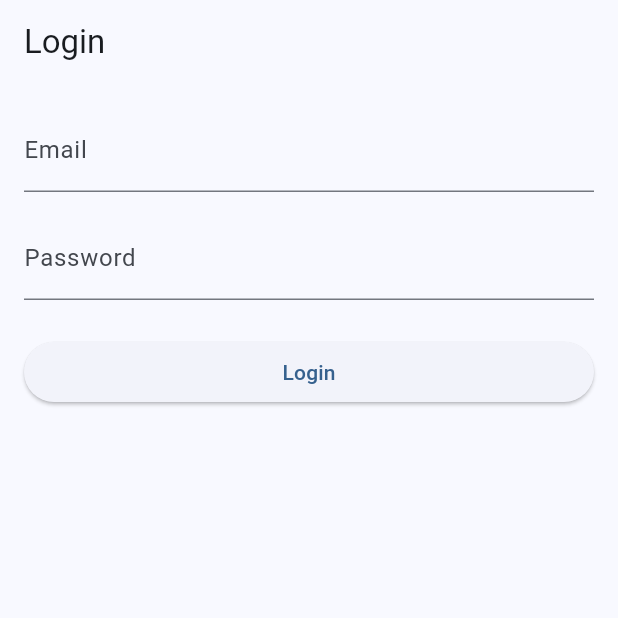
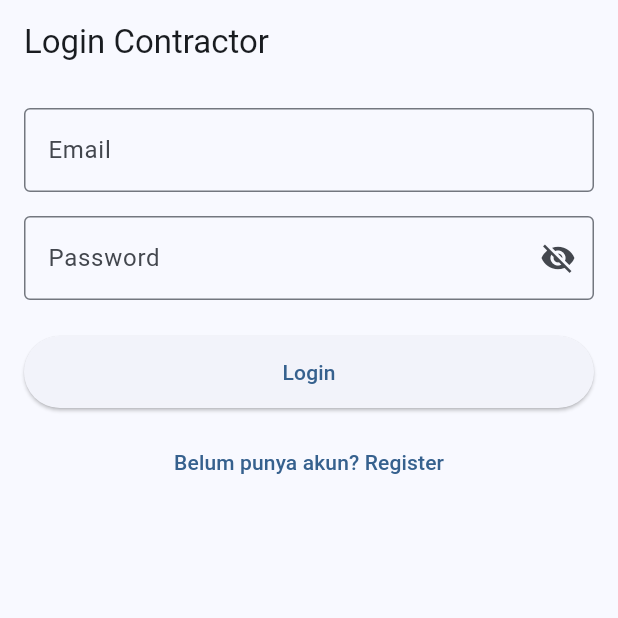
Before and after one commit to NichWes/velincia_mobile, a Flutter app: the screen it shows after launch, on a phone screen of 412 x 824 dp, the top half of it. Run offline on Flutter 3.47's test engine with Material 3 defaults, Android fonts, the phone set to English and light mode, and no system bars; our stand-ins replace dio, flutter_secure_storage; accounts and stored records are empty.

Commit message:
memperbaiki error, meningkatkan login, membuat register dan dashboard, merapihkan api dan auth

```diff
--- a/lib/core/api/api_client.dart
+++ b/lib/core/api/api_client.dart
@@ -10,7 +10,7 @@ class ApiClient {
     dio = Dio(
       BaseOptions(
         baseUrl: AppConstants.baseUrl,
-        connectTimeout: const Duration(seconds: 15),
+        connectTimeout: const Duration(seconds: 5),
         receiveTimeout: const Duration(seconds: 15),
         headers: {
           'Accept': 'application/json',
--- a/lib/core/constants/app_constants.dart
+++ b/lib/core/constants/app_constants.dart
@@ -1,3 +1,4 @@
 class AppConstants {
-  static const String baseUrl = 'http://192.168.56.1:8000/api ';
+  // static const String baseUrl = 'http://10.0.2.2:8000/api';
+  static const String baseUrl = 'http://192.168.1.6:8000/api';
 }
--- /dev/null
+++ b/lib/features/auth/screens/auth_wrapper.dart
@@ -0,0 +1,28 @@
+import 'package:flutter/material.dart';
+import 'package:provider/provider.dart';
+import '../providers/auth_provider.dart';
+import 'dashboard_screen.dart';
+import 'login_screen.dart';
+
+class AuthWrapper extends StatelessWidget {
+  const AuthWrapper({super.key});
+
+  @override
+  Widget build(BuildContext context) {
+    final authProvider = context.watch<AuthProvider>();
+
+    if (authProvider.isCheckingAuth) {
+      return const Scaffold(
+        body: Center(
+          child: CircularProgressIndicator(),
+        ),
+      );
+    }
+
+    if (authProvider.isLoggedIn) {
+      return const DashboardScreen();
+    }
+
+    return const LoginScreen();
+  }
+}
--- a/lib/features/auth/screens/login_screen.dart
+++ b/lib/features/auth/screens/login_screen.dart
@@ -1,6 +1,8 @@
+import 'package:dio/dio.dart';
 import 'package:flutter/material.dart';
 import 'package:provider/provider.dart';
 import '../providers/auth_provider.dart';
+import 'register_screen.dart';
 
 class LoginScreen extends StatefulWidget {
   const LoginScreen({super.key});
@@ -13,6 +15,9 @@ class _LoginScreenState extends State<LoginScreen> {
   final _emailController = TextEditingController();
   final _passwordController = TextEditingController();
 
+  final _formKey = GlobalKey<FormState>();
+  bool _obscurePassword = true;
+
   @override
   void dispose() {
     _emailController.dispose();
@@ -20,7 +25,32 @@ class _LoginScreenState extends State<LoginScreen> {
     super.dispose();
   }
 
+  String _extractErrorMessage(DioException e) {
+    String message = 'Login gagal';
+
+    final data = e.response?.data;
+    if (data is Map<String, dynamic>) {
+      if (data['errors'] is Map) {
+        final errors = data['errors'] as Map;
+        if (errors.isNotEmpty) {
+          final firstError = errors.values.first;
+          if (firstError is List && firstError.isNotEmpty) {
+            return firstError.first.toString();
+          }
+        }
+      }
+
+      if (data['message'] != null) {
+        return data['message'].toString();
+      }
+    }
+
+    return message;
+  }
+
   Future<void> _handleLogin() async {
+    if (!_formKey.currentState!.validate()) return;
+
     final authProvider = context.read<AuthProvider>();
 
     try {
@@ -28,11 +58,13 @@ class _LoginScreenState extends State<LoginScreen> {
         email: _emailController.text.trim(),
         password: _passwordController.text.trim(),
       );
-
+    } on DioException catch (e) {
       if (!mounted) return;
 
+      final message = _extractErrorMessage(e);
+
       ScaffoldMessenger.of(context).showSnackBar(
-        const SnackBar(content: Text('Login berhasil')),
+        SnackBar(content: Text(message)),
       );
     } catch (e) {
       if (!mounted) return;
@@ -48,32 +80,64 @@ class _LoginScreenState extends State<LoginScreen> {
     final authProvider = context.watch<AuthProvider>();
 
     return Scaffold(
-      appBar: AppBar(title: const Text('Login')),
-      body: Padding(
+      appBar: AppBar(
+        title: const Text('Login Contractor'),
+      ),
+      body: SafeArea(
+        child: SingleChildScrollView(
           padding: const EdgeInsets.all(16),
+          child: Form(
+            key: _formKey,
             child: Column(
               children: [
-            TextField(
+                TextFormField(
                   controller: _emailController,
                   keyboardType: TextInputType.emailAddress,
                   decoration: const InputDecoration(
                     labelText: 'Email',
+                    border: OutlineInputBorder(),
+                  ),
+                  validator: (value) {
+                    if (value == null || value.trim().isEmpty) {
+                      return 'Email wajib diisi';
+                    }
+                    return null;
+                  },
+                ),
+                const SizedBox(height: 16),
+                TextFormField(
+                  controller: _passwordController,
+                  obscureText: _obscurePassword,
+                  decoration: InputDecoration(
+                    labelText: 'Password',
+                    border: const OutlineInputBorder(),
+                    suffixIcon: IconButton(
+                      onPressed: () {
+                        setState(() {
+                          _obscurePassword = !_obscurePassword;
+                        });
+                      },
+                      icon: Icon(
+                        _obscurePassword
+                            ? Icons.visibility_off
+                            : Icons.visibility,
                       ),
                     ),
-            const SizedBox(height: 16),
-            TextField(
-              controller: _passwordController,
-              obscureText: true,
-              decoration: const InputDecoration(
-                labelText: 'Password',
                   ),
+                  validator: (value) {
+                    if (value == null || value.isEmpty) {
+                      return 'Password wajib diisi';
+                    }
+                    return null;
+                  },
                 ),
                 const SizedBox(height: 24),
                 SizedBox(
                   width: double.infinity,
+                  height: 48,
                   child: ElevatedButton(
-                onPressed: authProvider.isLoading ? null : _handleLogin,
-                child: authProvider.isLoading
+                    onPressed: authProvider.isSubmitting ? null : _handleLogin,
+                    child: authProvider.isSubmitting
                         ? const SizedBox(
                             width: 20,
                             height: 20,
@@ -82,7 +146,23 @@ class _LoginScreenState extends State<LoginScreen> {
                         : const Text('Login'),
                   ),
                 ),
+                const SizedBox(height: 12),
+                TextButton(
+                  onPressed: authProvider.isSubmitting
+                      ? null
+                      : () {
+                          Navigator.push(
+                            context,
+                            MaterialPageRoute(
+                              builder: (_) => const RegisterScreen(),
+                            ),
+                          );
+                        },
+                  child: const Text('Belum punya akun? Register'),
+                ),
               ],
+            ),
+          ),
         ),
       ),
     );
--- a/lib/main.dart
+++ b/lib/main.dart
@@ -1,7 +1,7 @@
 import 'package:flutter/material.dart';
 import 'package:provider/provider.dart';
 import 'features/auth/providers/auth_provider.dart';
-import 'features/auth/screens/login_screen.dart';
+import 'features/auth/screens/auth_wrapper.dart';
 
 void main() {
   runApp(const MyApp());
@@ -21,7 +21,7 @@ class MyApp extends StatelessWidget {
           colorScheme: ColorScheme.fromSeed(seedColor: Colors.blue),
           useMaterial3: true,
         ),
-        home: const LoginScreen(),
+        home: const AuthWrapper(),
       ),
     );
   }
```
Also changed, not shown: lib/features/auth/data/auth_service.dart (+16 -9 lines), lib/features/auth/providers/auth_provider.dart (+14 -11 lines), lib/features/auth/screens/dashboard_screen.dart (added, +54 -0 lines), lib/features/auth/screens/register_screen.dart (+253 -0 lines). Lines whose indentation alone changed are shown as unchanged.
